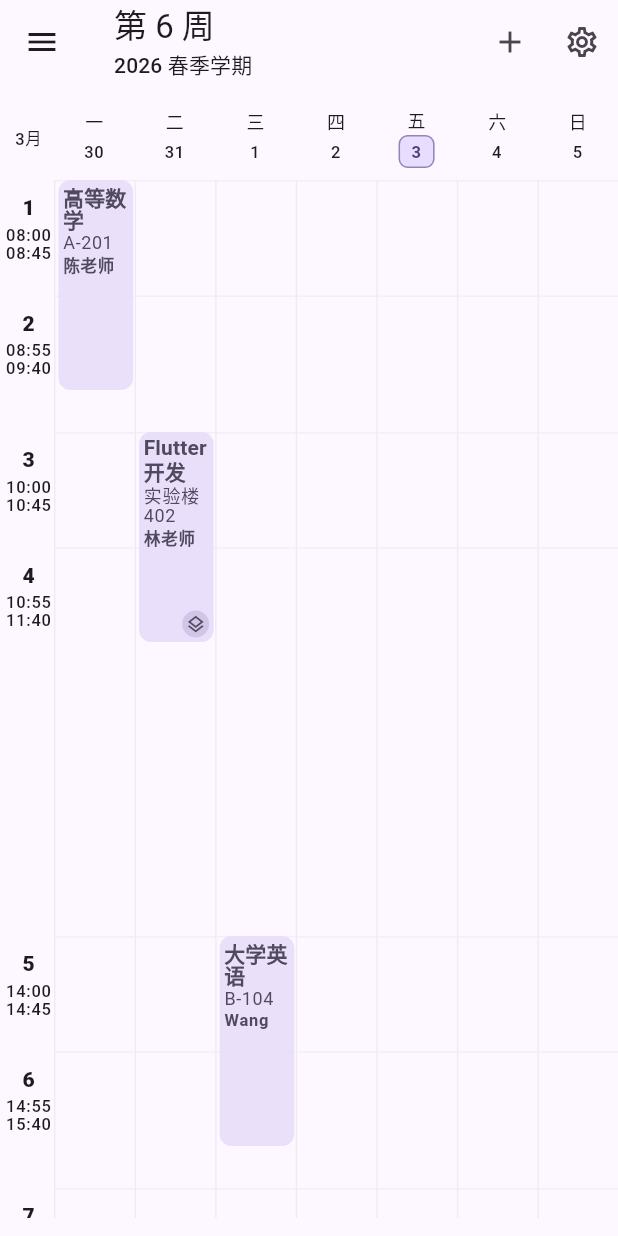
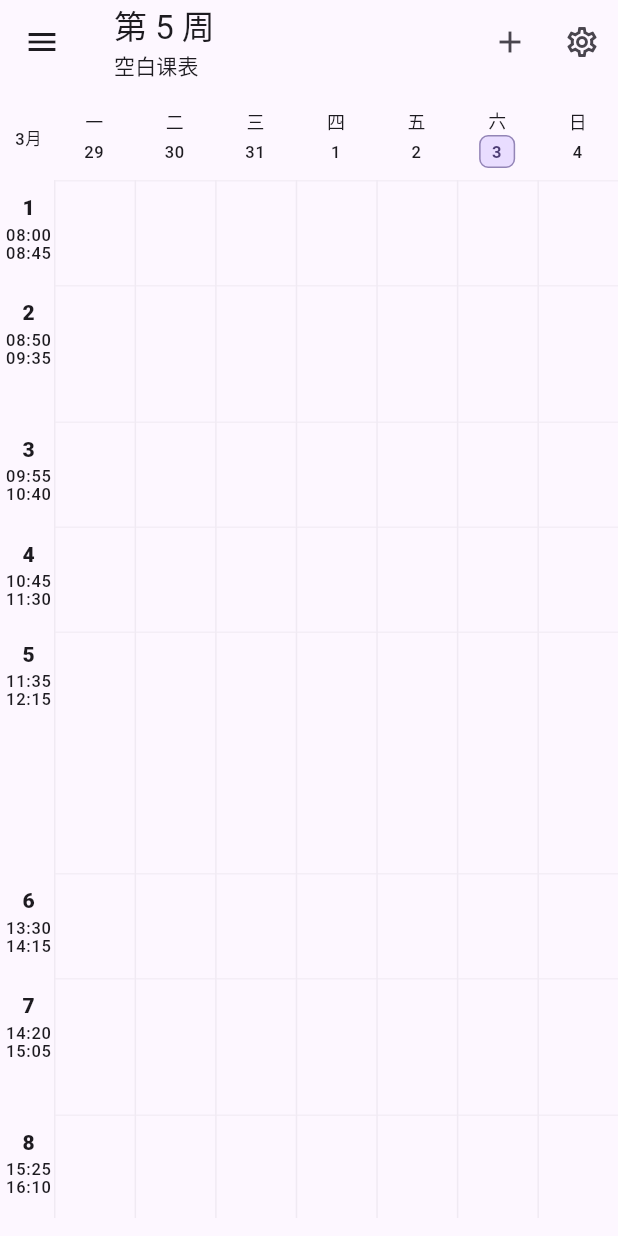
Before and after one commit to Mashiro0619/classmate, a Flutter app: the screen it shows after launch, in the side drawer, after a tap on the "add" icon, on a phone screen of 412 x 824 dp. Run offline on Flutter 3.47's test engine with Material 3 defaults, Android fonts, the phone set to English and light mode, and no system bars; our stand-ins replace file_picker, font_awesome_flutter, share_plus, shared_preferences; missing offline and left inert: file_selector.

Commit message:
增强课表功能，重构数据结构，添加默认节次时间集，优化设置页面和课程详情展示

```diff
--- /dev/null
+++ b/assets/default_period_times.json
@@ -0,0 +1 @@
+{"schema":"classmate-period-times","version":2,"data":{"periodTimes":[{"index":1,"startMinutes":480,"endMinutes":525},{"index":2,"startMinutes":530,"endMinutes":575},{"index":3,"startMinutes":595,"endMinutes":640},{"index":4,"startMinutes":645,"endMinutes":690},{"index":5,"startMinutes":695,"endMinutes":735},{"index":6,"startMinutes":810,"endMinutes":855},{"index":7,"startMinutes":860,"endMinutes":905},{"index":8,"startMinutes":925,"endMinutes":970},{"index":9,"startMinutes":975,"endMinutes":1020},{"index":10,"startMinutes":1025,"endMinutes":1065},{"index":11,"startMinutes":1110,"endMinutes":1155},{"index":12,"startMinutes":1160,"endMinutes":1205},{"index":13,"startMinutes":1210,"endMinutes":1250}]}}
--- a/lib/models/timetable_models.dart
+++ b/lib/models/timetable_models.dart
@@ -1,4 +1,10 @@
 import 'dart:convert';
+
+const defaultPeriodTimesAssetPath = 'assets/default_period_times.json';
+const defaultPeriodTimeSetId = 'period_set_default';
+const defaultPeriodTimeSetName = '默认节次';
+const defaultInitialTimetableId = 'default';
+const defaultInitialTimetableName = '空白课表';
 
 class CoursePeriodTime {
   const CoursePeriodTime({
@@ -718,121 +724,27 @@ DateTime startOfWeekFor(TimetableConfig config, int week) {
   ).add(Duration(days: (week - 1) * 7));
 }
 
-AppData buildSampleAppData() {
-  final fullPeriodTimes = buildDefaultPeriodTimes();
-  final reviewPeriodTimes = fullPeriodTimes.take(8).toList();
-  final fullSet = PeriodTimeSet(
-    id: 'period_set_default',
-    name: '春季默认节次',
-    periodTimes: fullPeriodTimes,
+AppData buildInitialAppData(List<CoursePeriodTime> periodTimes) {
+  final now = DateTime.now();
+  final defaultSet = PeriodTimeSet(
+    id: defaultPeriodTimeSetId,
+    name: defaultPeriodTimeSetName,
+    periodTimes: buildPeriodTimesForCount(periodTimes.isEmpty ? 1 : periodTimes.length, source: periodTimes),
   );
-  final reviewSet = PeriodTimeSet(
-    id: 'period_set_review',
-    name: '考研作息',
-    periodTimes: reviewPeriodTimes,
-  );
-  final timetableA = TimetableData(
-    id: 'default',
+  final timetable = TimetableData(
+    id: defaultInitialTimetableId,
     config: TimetableConfig(
-      name: '2026 春季学期',
-      startDate: DateTime(2026, 2, 23),
-      totalWeeks: 20,
-      periodTimeSetId: fullSet.id,
+      name: defaultInitialTimetableName,
+      startDate: DateTime(now.year, 3, 1),
+      totalWeeks: 18,
+      periodTimeSetId: defaultSet.id,
     ),
-    courses: [
-      CourseItem(
-        id: 'c1',
-        name: '高等数学',
-        teacher: '陈老师',
-        location: 'A-201',
-        dayOfWeek: 1,
-        semesterWeeks: buildAllSemesterWeeks(20),
-        periods: const [1, 2],
-        startMinutes: fullPeriodTimes[0].startMinutes,
-        endMinutes: fullPeriodTimes[1].endMinutes,
-        timeRange: buildTimeRange(fullPeriodTimes[0].startMinutes, fullPeriodTimes[1].endMinutes),
-        credit: 4,
-        remarks: '记得带作业',
-        customFields: const {'QQ群': '123456'},
-      ),
-      CourseItem(
-        id: 'c2',
-        name: 'Flutter 开发',
-        teacher: '林老师',
-        location: '实验楼 402',
-        dayOfWeek: 2,
-        semesterWeeks: buildAllSemesterWeeks(20),
-        periods: const [3, 4],
-        startMinutes: fullPeriodTimes[2].startMinutes,
-        endMinutes: fullPeriodTimes[3].endMinutes,
-        timeRange: buildTimeRange(fullPeriodTimes[2].startMinutes, fullPeriodTimes[3].endMinutes),
-        credit: 3,
-        remarks: '分组项目课',
-        customFields: const {'作业平台': '雨课堂'},
-      ),
-      CourseItem(
-        id: 'c3',
-        name: '大学英语',
-        teacher: 'Wang',
-        location: 'B-104',
-        dayOfWeek: 3,
-        semesterWeeks: buildAllSemesterWeeks(20),
-        periods: const [5, 6],
-        startMinutes: fullPeriodTimes[4].startMinutes,
-        endMinutes: fullPeriodTimes[5].endMinutes,
-        timeRange: buildTimeRange(fullPeriodTimes[4].startMinutes, fullPeriodTimes[5].endMinutes),
-        credit: 2,
-        remarks: '',
-        customFields: const {},
-      ),
-      CourseItem(
-        id: 'c4',
-        name: '线性代数答疑',
-        teacher: '赵老师',
-        location: '线上会议',
-        dayOfWeek: 2,
-        semesterWeeks: buildAllSemesterWeeks(20),
-        periods: const [],
-        startMinutes: fullPeriodTimes[2].startMinutes + 10,
-        endMinutes: fullPeriodTimes[2].endMinutes + 20,
-        timeRange: buildTimeRange(fullPeriodTimes[2].startMinutes + 10, fullPeriodTimes[2].endMinutes + 20),
-        credit: 0,
-        remarks: '与 Flutter 课时间重叠，用于演示重叠布局',
-        customFields: const {'会议号': '8866'},
-      ),
-    ],
-  );
-
-  final timetableB = TimetableData(
-    id: 'backup',
-    config: TimetableConfig(
-      name: '考研复习计划',
-      startDate: DateTime(2026, 3, 2),
-      totalWeeks: 16,
-      periodTimeSetId: reviewSet.id,
-    ),
-    courses: [
-      CourseItem(
-        id: 'b1',
-        name: '政治',
-        teacher: '自习',
-        location: '图书馆',
-        dayOfWeek: 6,
-        semesterWeeks: buildAllSemesterWeeks(16),
-        periods: const [1, 2, 3],
-        startMinutes: reviewPeriodTimes[0].startMinutes,
-        endMinutes: reviewPeriodTimes[2].endMinutes,
-        timeRange: buildTimeRange(reviewPeriodTimes[0].startMinutes, reviewPeriodTimes[2].endMinutes),
-        credit: 0,
-        remarks: '周末专项',
-        customFields: const {'目标': '1000题'},
-      ),
-    ],
+    courses: const [],
   );
 
   return AppData(
-    activeTimetableId: timetableA.id,
-    timetables: [timetableA, timetableB],
-    periodTimeSets: [fullSet, reviewSet],
+    activeTimetableId: timetable.id,
+    timetables: [timetable],
+    periodTimeSets: [defaultSet],
   );
 }
--- a/lib/providers/timetable_provider.dart
+++ b/lib/providers/timetable_provider.dart
@@ -1,4 +1,5 @@
 import 'package:flutter/foundation.dart';
+import 'package:flutter/services.dart';
 
 import '../data/timetable_storage.dart';
 import '../models/timetable_models.dart';
@@ -13,7 +14,7 @@ class TimetableProvider extends ChangeNotifier {
 
   final TimetableStorage _storage;
 
-  AppData _appData = buildSampleAppData();
+  AppData _appData = buildInitialAppData(buildDefaultPeriodTimes());
   int _selectedWeek = 1;
   bool _isLoaded = false;
   bool _isLoading = false;
@@ -62,12 +63,12 @@ class TimetableProvider extends ChangeNotifier {
       if (fileData != null) {
         _appData = _normalizeImportedAppData(fileData);
       } else {
-        _appData = _normalizeImportedAppData(_appData);
+        _appData = await _buildDefaultAppData();
         await _save();
       }
       _storagePath = await _storage.filePath();
     } catch (_) {
-      _appData = _normalizeImportedAppData(buildSampleAppData());
+      _appData = await _buildDefaultAppData();
       try {
         _storagePath = await _storage.filePath();
       } catch (_) {
@@ -484,6 +485,16 @@ class TimetableProvider extends ChangeNotifier {
     );
   }
 
+  Future<AppData> _buildDefaultAppData() async {
+    try {
+      final source = await rootBundle.loadString(defaultPeriodTimesAssetPath);
+      final periodTimes = importPeriodTimesJson(source);
+      return _normalizeImportedAppData(buildInitialAppData(periodTimes));
+    } catch (_) {
+      return _normalizeImportedAppData(buildInitialAppData(buildDefaultPeriodTimes()));
+    }
+  }
+
   Future<void> _replaceActiveTimetable(TimetableData timetable) async {
     final updated = _appData.timetables
         .map((item) => item.id == timetable.id ? timetable : item)
--- a/lib/widgets/timetable_grid.dart
+++ b/lib/widgets/timetable_grid.dart
@@ -5,7 +5,8 @@ import 'package:flutter/material.dart';
 import '../models/timetable_models.dart';
 
 const _minuteHeight = 1.4;
-const _headerHeight = 56.0;
+const _compactHeaderHeight = 56.0;
+const _regularHeaderHeight = 64.0;
 
 class TimetableCourseTapInfo {
   const TimetableCourseTapInfo({
@@ -71,13 +72,14 @@ class TimetableGrid extends StatelessWidget {
     return LayoutBuilder(
       builder: (context, constraints) {
         final metrics = _TimetableMetrics.fromWidth(constraints.maxWidth);
+        final headerHeight = metrics.compact ? _compactHeaderHeight : _regularHeaderHeight;
 
         return SizedBox(
           width: constraints.maxWidth,
           child: Column(
             children: [
               SizedBox(
-                height: _headerHeight,
+                height: headerHeight,
                 child: Row(
                   children: [
                     SizedBox(
--- a/pubspec.yaml
+++ b/pubspec.yaml
@@ -43,6 +43,7 @@ dependencies:
   share_plus: ^12.0.2
   url_launcher: ^6.3.2
   permission_handler: ^12.0.1
+  font_awesome_flutter: ^10.7.0
 
 dev_dependencies:
   flutter_test:
@@ -65,6 +66,9 @@ flutter:
   # included with your application, so that you can use the icons in
   # the material Icons class.
   uses-material-design: true
+
+  assets:
+    - assets/default_period_times.json
 
   # To add assets to your application, add an assets section, like this:
   # assets:
```
Also changed, not shown: lib/screens/home_screen.dart (+39 -2 lines), lib/screens/settings_page.dart (+99 -38 lines), lib/widgets/course_details_sheet.dart (+7 -1 lines), pubspec.lock, 1 other file.
